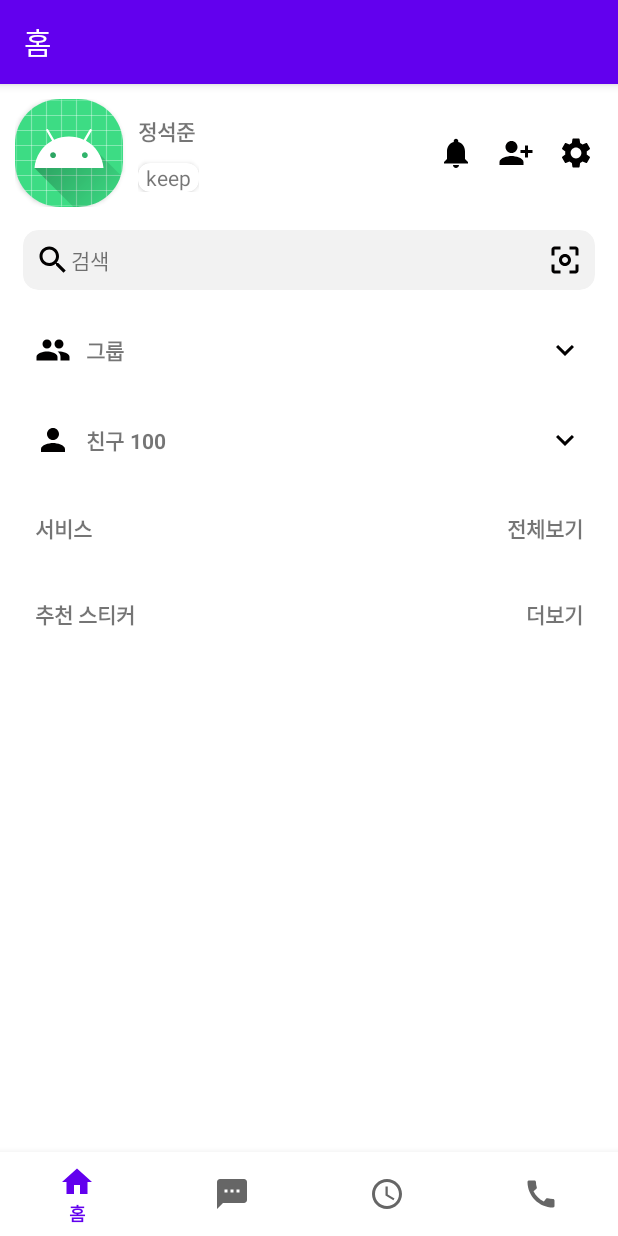
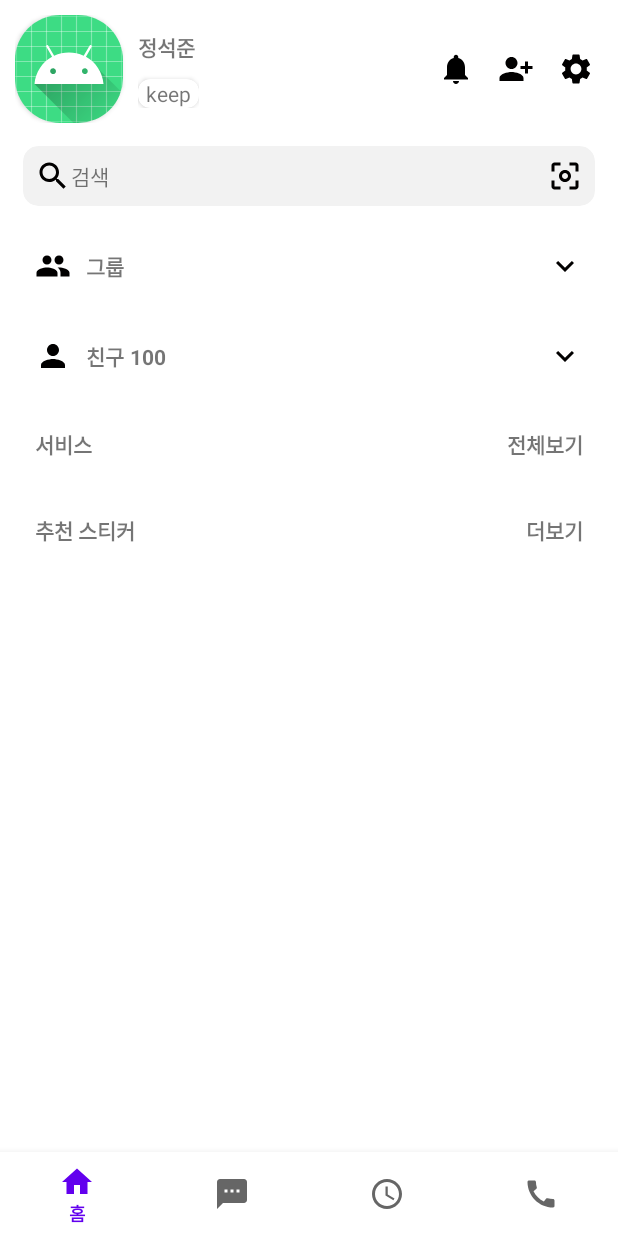
Before and after one commit to eshc123/LineCloneCoding, an Android app: the screen it shows after launch (MainActivity), on a phone screen of 412 x 824 dp. Run offline under Robolectric (Android 15) with nearby library versions, the phone set to English and light mode, and no system bars; our stand-ins replace navigation-ui; 1 statement that could not run was skipped.

Commit message:
hide actionbar

```diff
--- a/app/src/main/res/values/themes.xml
+++ b/app/src/main/res/values/themes.xml
@@ -1,6 +1,6 @@
 <resources xmlns:tools="http://schemas.android.com/tools">
     <!-- Base application theme. -->
-    <style name="Theme.Rine" parent="Theme.MaterialComponents.DayNight.DarkActionBar">
+    <style name="Theme.Rine" parent="Theme.MaterialComponents.DayNight.NoActionBar">
         <!-- Primary brand color. -->
         <item name="colorPrimary">@color/purple_500</item>
         <item name="colorPrimaryVariant">@color/purple_700</item>
```
